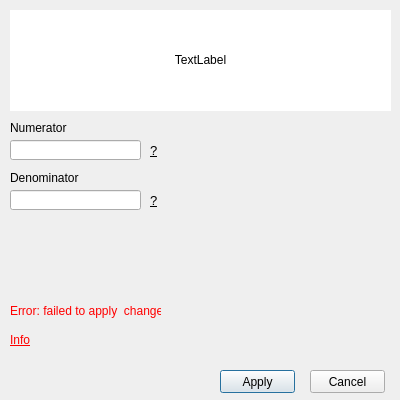
Before: the Qt Designer form Simulator_App/ui/sensor_editor.ui in DanielMontoyaR/Toolbox-de-Simulaci-n-para-An-lisis-de-Se-ales-Mixtas, drawn with Qt 5.
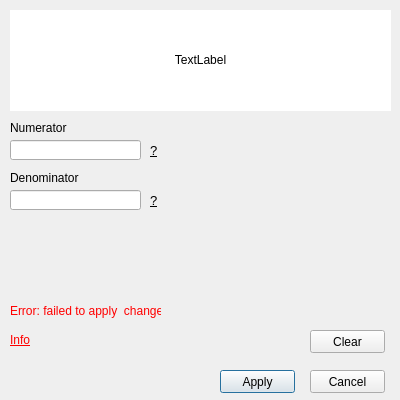
After: the same form once the commit is applied.

Commit message: update: clear button in control_editor, input_editor, plant_editor and sensor_editor.

Diff of the .ui file:
```diff
--- a/Simulator_App/ui/sensor_editor.ui
+++ b/Simulator_App/ui/sensor_editor.ui
@@ -171,6 +171,19 @@
     <string>&lt;html&gt;&lt;head/&gt;&lt;body&gt;&lt;p&gt;&lt;span style=&quot; text-decoration: underline;&quot;&gt;Info&lt;/span&gt;&lt;/p&gt;&lt;/body&gt;&lt;/html&gt;</string>
    </property>
   </widget>
+  <widget class="QPushButton" name="clearButton">
+   <property name="geometry">
+    <rect>
+     <x>310</x>
+     <y>330</y>
+     <width>75</width>
+     <height>23</height>
+    </rect>
+   </property>
+   <property name="text">
+    <string>Clear</string>
+   </property>
+  </widget>
  </widget>
  <resources/>
  <connections/>
```
The commit also changes 11 other files.
